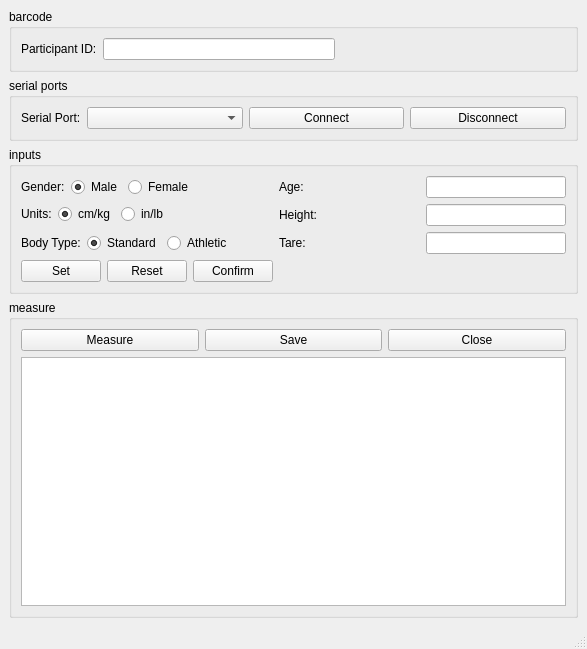
Above: src/prototype/BodyComposition/MainWindow.ui from inglis-dl/cypress before the change. Below: the same form after it.
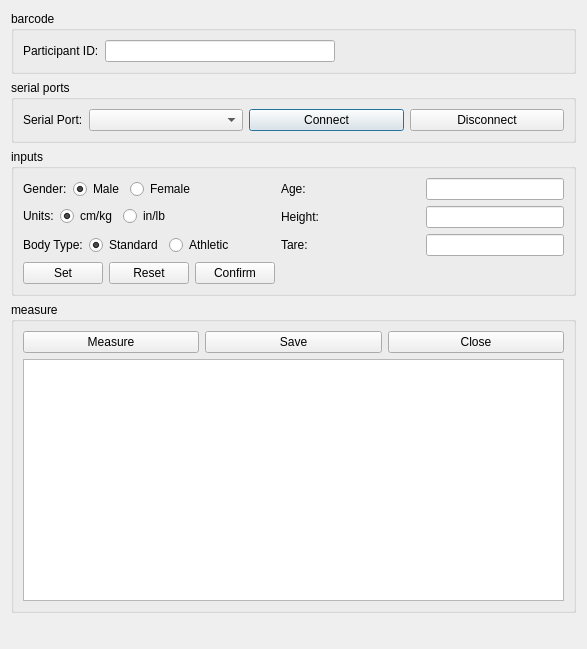
That is the form after the change.

Commit message: WIP: refactor mainwindow to dialog - refactoring use of QMainWindow to QDialog

```diff
--- a/src/prototype/BodyComposition/MainWindow.ui
+++ b/src/prototype/BodyComposition/MainWindow.ui
@@ -1,7 +1,7 @@
 <?xml version="1.0" encoding="UTF-8"?>
 <ui version="4.0">
  <class>MainWindow</class>
- <widget class="QMainWindow" name="MainWindow">
+ <widget class="QDialog" name="MainWindow">
   <property name="geometry">
    <rect>
     <x>0</x>
@@ -13,7 +13,6 @@
   <property name="windowTitle">
    <string>Body Composition Measurement</string>
   </property>
-  <widget class="QWidget" name="centralwidget">
    <layout class="QVBoxLayout" name="verticalLayout_2">
     <item>
      <widget class="QGroupBox" name="idGroupBox">
@@ -473,9 +472,14 @@
       </layout>
      </widget>
     </item>
-   </layout>
-  </widget>
-  <widget class="QStatusBar" name="statusBar"/>
+   <item>
+    <widget class="QStatusBar" name="statusBar">
+     <property name="sizeGripEnabled">
+      <bool>false</bool>
+     </property>
+    </widget>
+   </item>
+  </layout>
  </widget>
  <resources/>
  <connections/>
```
Left out of the diff: 2 changed lines with no effect on the pictures. Lines whose indentation alone changed are shown as unchanged. The commit also changes 23 other files.
